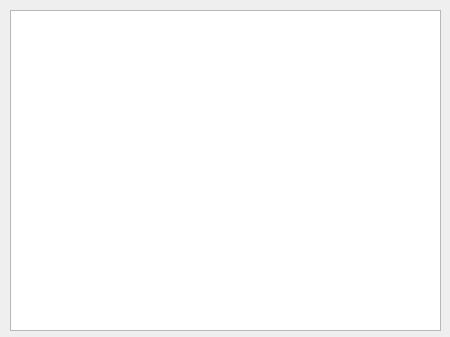
Qt form form/deviceviewdialog.ui (ekaradon-Alexander/Formation-Reconfiguration-HIL-Client) before a commit.
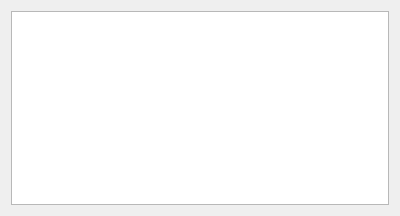
The same form after that commit.

What changed in the file:
```diff
--- a/form/deviceviewdialog.ui
+++ b/form/deviceviewdialog.ui
@@ -6,23 +6,18 @@
    <rect>
     <x>0</x>
     <y>0</y>
-    <width>450</width>
-    <height>337</height>
+    <width>400</width>
+    <height>216</height>
    </rect>
   </property>
   <property name="windowTitle">
    <string>Dialog</string>
   </property>
-  <widget class="QTableWidget" name="viewTableWidget">
-   <property name="geometry">
-    <rect>
-     <x>10</x>
-     <y>10</y>
-     <width>431</width>
-     <height>321</height>
-    </rect>
-   </property>
-  </widget>
+  <layout class="QGridLayout" name="gridLayout">
+   <item row="0" column="0">
+    <widget class="QTableWidget" name="viewTableWidget"/>
+   </item>
+  </layout>
  </widget>
  <resources/>
  <connections/>
```
Left out of the diff: 2 changed lines with no effect on the pictures.
